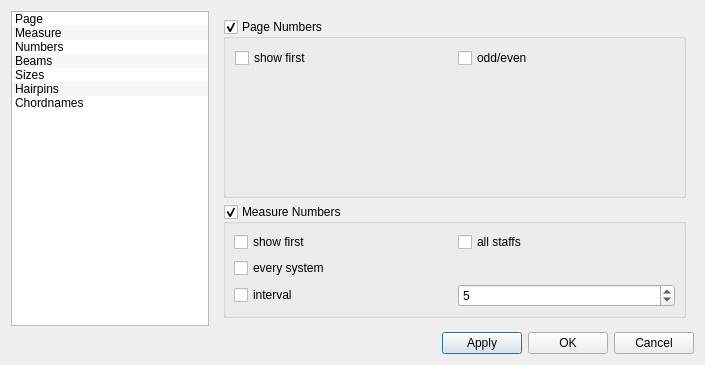
Before: the Qt Designer form mscore/mscore/editstyle.ui in musescore/musescore-old, drawn with Qt 5.
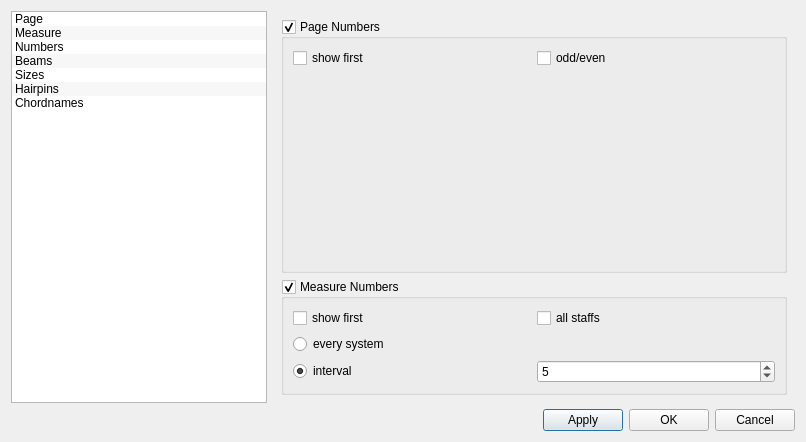
After: the same form once the commit is applied. The open tabs and pages were chosen to show the change.

The edit to the form file:
```diff
--- a/mscore/mscore/editstyle.ui
+++ b/mscore/mscore/editstyle.ui
@@ -5,8 +5,8 @@
    <rect>
     <x>0</x>
     <y>0</y>
-    <width>705</width>
-    <height>365</height>
+    <width>806</width>
+    <height>442</height>
    </rect>
   </property>
   <property name="windowTitle" >
@@ -82,7 +82,7 @@
       </sizepolicy>
      </property>
      <property name="currentIndex" >
-      <number>0</number>
+      <number>2</number>
      </property>
      <widget class="QWidget" name="page2" >
       <layout class="QGridLayout" >
@@ -546,24 +546,20 @@
           <bool>true</bool>
          </property>
          <layout class="QGridLayout" >
-          <property name="leftMargin" >
-           <number>9</number>
-          </property>
-          <property name="topMargin" >
-           <number>9</number>
-          </property>
-          <property name="rightMargin" >
-           <number>9</number>
-          </property>
-          <property name="bottomMargin" >
-           <number>9</number>
-          </property>
-          <property name="horizontalSpacing" >
-           <number>6</number>
-          </property>
-          <property name="verticalSpacing" >
-           <number>6</number>
-          </property>
+          <item row="0" column="0" >
+           <widget class="QCheckBox" name="showFirstPageNumber" >
+            <property name="text" >
+             <string>show first</string>
+            </property>
+           </widget>
+          </item>
+          <item row="0" column="1" >
+           <widget class="QCheckBox" name="showOddEvenPageNumber" >
+            <property name="text" >
+             <string>odd/even</string>
+            </property>
+           </widget>
+          </item>
           <item row="1" column="0" >
            <spacer>
             <property name="orientation" >
@@ -577,20 +573,6 @@
             </property>
            </spacer>
           </item>
-          <item row="0" column="1" >
-           <widget class="QCheckBox" name="showOddEvenPageNumber" >
-            <property name="text" >
-             <string>odd/even</string>
-            </property>
-           </widget>
-          </item>
-          <item row="0" column="0" >
-           <widget class="QCheckBox" name="showFirstPageNumber" >
-            <property name="text" >
-             <string>show first</string>
-            </property>
-           </widget>
-          </item>
          </layout>
         </widget>
        </item>
@@ -606,24 +588,13 @@
           <bool>true</bool>
          </property>
          <layout class="QGridLayout" >
-          <property name="leftMargin" >
-           <number>8</number>
-          </property>
-          <property name="topMargin" >
-           <number>8</number>
-          </property>
-          <property name="rightMargin" >
-           <number>8</number>
-          </property>
-          <property name="bottomMargin" >
-           <number>8</number>
-          </property>
-          <property name="horizontalSpacing" >
-           <number>6</number>
-          </property>
-          <property name="verticalSpacing" >
-           <number>6</number>
-          </property>
+          <item row="0" column="0" >
+           <widget class="QCheckBox" name="showFirstMeasureNumber" >
+            <property name="text" >
+             <string>show first</string>
+            </property>
+           </widget>
+          </item>
           <item row="0" column="1" >
            <widget class="QCheckBox" name="showAllStaffsMeasureNumber" >
             <property name="text" >
@@ -632,24 +603,20 @@
            </widget>
           </item>
           <item row="1" column="0" >
-           <widget class="QCheckBox" name="showEverySystemMeasureNumber" >
+           <widget class="QRadioButton" name="showEverySystemMeasureNumber" >
             <property name="text" >
              <string>every system</string>
             </property>
            </widget>
           </item>
-          <item row="0" column="0" >
-           <widget class="QCheckBox" name="showFirstMeasureNumber" >
-            <property name="text" >
-             <string>show first</string>
-            </property>
-           </widget>
-          </item>
           <item row="2" column="0" >
-           <widget class="QCheckBox" name="showIntervalMeasureNumber" >
+           <widget class="QRadioButton" name="showIntervalMeasureNumber" >
             <property name="text" >
              <string>interval</string>
             </property>
+            <property name="checked" >
+             <bool>true</bool>
+            </property>
            </widget>
           </item>
           <item row="2" column="1" >
```
